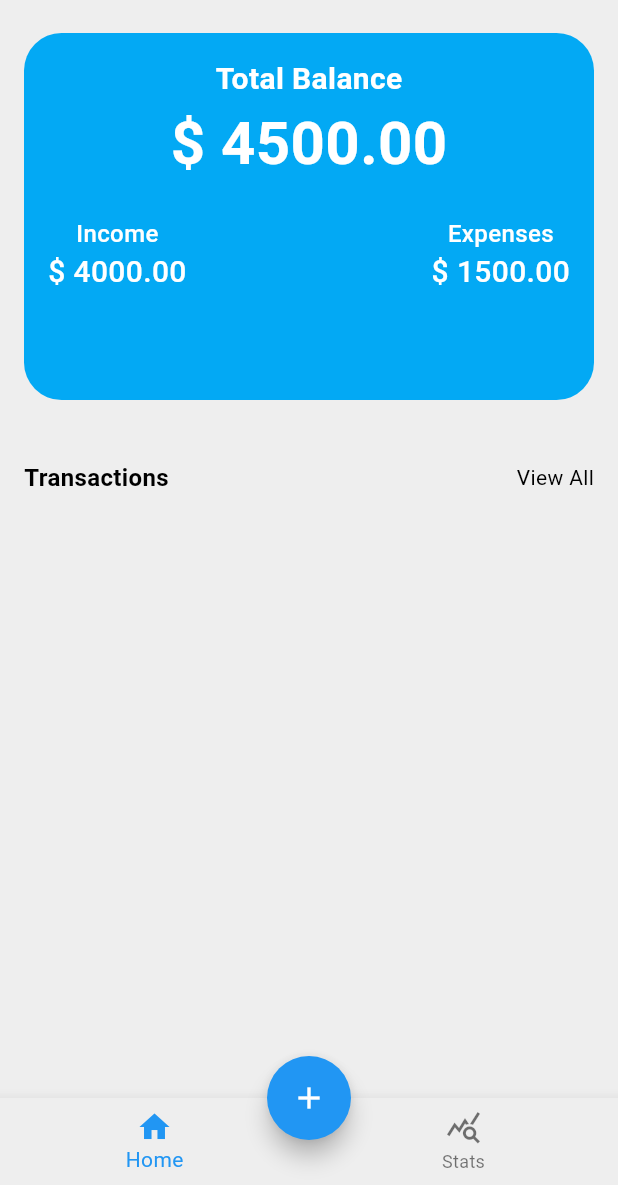
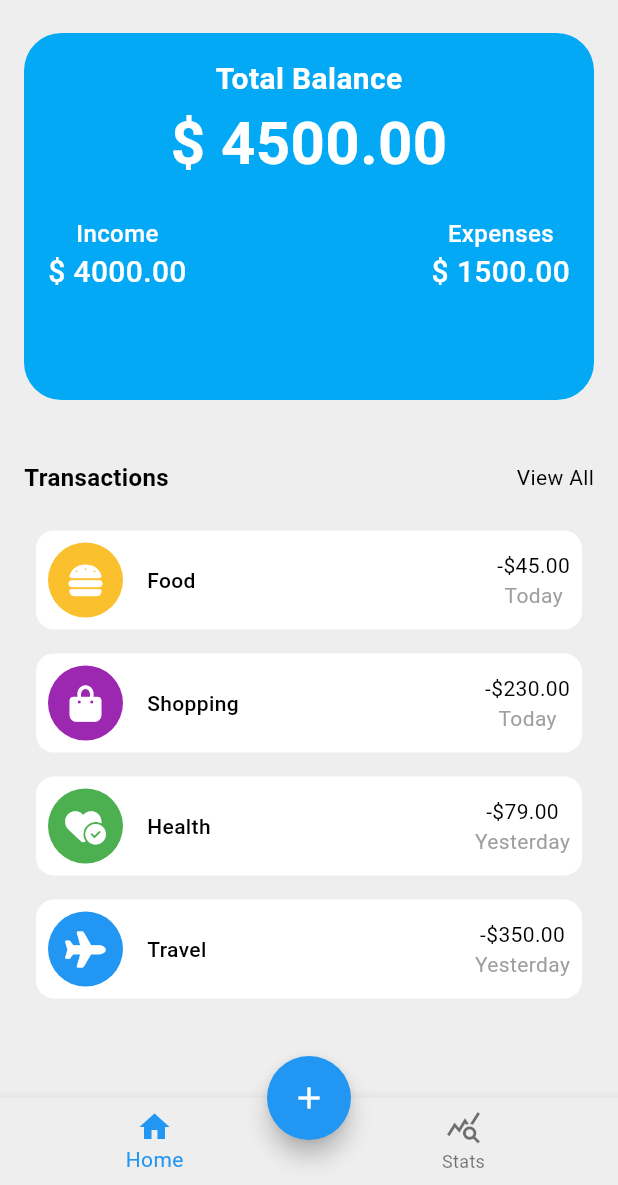
Before and after one commit to RustamHabibovv/expense_tracker, a Flutter app: the screen it shows after launch, on a phone screen of 412 x 824 dp, the part 51-1236 px from its top. Run offline on Flutter 3.47's test engine with Material 3 defaults, Android fonts, the phone set to English and light mode, and no system bars; our stand-ins replace font_awesome_flutter.

Commit message:
Transactions list view completed

```diff
--- /dev/null
+++ b/lib/data/data.dart
@@ -0,0 +1,34 @@
+
+import 'package:flutter/material.dart';
+import 'package:font_awesome_flutter/font_awesome_flutter.dart';
+
+List<Map<String, dynamic>> transactionsData = [
+  {
+    'icon': const FaIcon(FontAwesomeIcons.burger, color: Colors.white),
+    'color': Colors.yellow[700],
+    'name': 'Food',
+    'totalAmount': '-\$45.00',
+    'date': 'Today',
+  },
+  {
+    'icon': const FaIcon(FontAwesomeIcons.bagShopping, color: Colors.white),
+    'color': Colors.purple,
+    'name': 'Shopping',
+    'totalAmount': '-\$230.00',
+    'date': 'Today',
+  },
+  {
+    'icon': const FaIcon(FontAwesomeIcons.heartCircleCheck, color: Colors.white),
+    'color': Colors.green,
+    'name': 'Health',
+    'totalAmount': '-\$79.00',
+    'date': 'Yesterday',
+  },
+  {
+    'icon': const FaIcon(FontAwesomeIcons.plane, color: Colors.white),
+    'color': Colors.blue,
+    'name': 'Travel',
+    'totalAmount': '-\$350.00',
+    'date': 'Yesterday',
+  }
+];
--- a/lib/pages/budget.dart
+++ b/lib/pages/budget.dart
@@ -1,90 +1,47 @@
 import 'package:flutter/material.dart';
+import 'package:expense_tracker/data/data.dart';
+import 'package:expense_tracker/pages/stats.dart';
 
-
-class BudgetPage extends StatelessWidget {
+class BudgetPage extends StatefulWidget {
   const BudgetPage({super.key});
 
   @override
+  State<BudgetPage> createState() => _BudgetPageState();
+}
+
+class _BudgetPageState extends State<BudgetPage> {
+  int _currentIndex = 0; // To track the current index
+
+  // List of pages for navigation
+  final List<Widget> _pages = [
+    BudgetScreen(),
+    StatsScreen(),
+  ];
+
+  @override
   Widget build(BuildContext context) {
-    return  Scaffold(
-
+    return Scaffold(
       appBar: AppBar(
         elevation: 0,
         shadowColor: Colors.black,
         toolbarHeight: 40,
         leading: const Icon(Icons.wallet),
         titleSpacing: 0,
-        title: const Text('Budget',style: TextStyle(fontWeight: FontWeight.bold),),
-
-
+        title: const Text(
+          'Budget',
+          style: TextStyle(fontWeight: FontWeight.bold),
+        ),
       ),
-      body: Padding(
-        padding: const EdgeInsets.all(16.0),
-        child: Column(
-          children: [
-            Container(
-              width: MediaQuery.of(context).size.width,
-              height: MediaQuery.of(context).size.height/3-30,
-              decoration:  BoxDecoration(
-                color: Colors.lightBlue,
-                borderRadius: BorderRadius.circular(25),
-              ),
-              child: const Column(
-                children: [
-                  SizedBox(height: 16,),
-                  Text('Total Balance',style: TextStyle(color: Colors.white, fontWeight: FontWeight.w600, fontSize: 20),),
-
-                  Text('\$ 4500.00', style: TextStyle(color: Colors.white, fontWeight: FontWeight.w600, fontSize: 40),),
-
-                  Padding(
-                    padding: EdgeInsets.only(top: 20, left: 16),
-                    child: Row(
-                      mainAxisAlignment: MainAxisAlignment.spaceBetween,
-
-                      children: [
-                        Column(
-                          mainAxisAlignment: MainAxisAlignment.start,
-                          children: [
-                            Text('Income',style: TextStyle(color: Colors.white, fontWeight: FontWeight.w500, fontSize: 16),),
-                            Text('\$ 4000.00',style:TextStyle(color: Colors.white, fontWeight: FontWeight.w500, fontSize: 20))
-                          ],
-                        ),
-
-
-                        Padding(
-                          padding: EdgeInsets.only(right: 16),
-                          child: Column(
-
-                            children: [
-                              Text('Expenses',style: TextStyle(color: Colors.white, fontWeight: FontWeight.w500, fontSize: 16),),
-                              Text('\$ 1500.00',style:TextStyle(color: Colors.white, fontWeight: FontWeight.w500, fontSize: 20))
-                            ],
-                          ),
-                        )
-
-                      ],
-                    ),
-                  )
-
-                ],
-              ),
-            ),
-            const SizedBox(height: 40,),
-            const Row(
-              mainAxisAlignment: MainAxisAlignment.spaceBetween,
-              children: [
-                Text('Transactions',style: TextStyle(fontSize: 16,fontWeight: FontWeight.w600),),
-                Text('View All',style: TextStyle(fontSize: 14),)
-              ],
-            )
-          ],
-        ),
-
-      ),
-
+      body: _pages[_currentIndex], // Display the current page
 
       bottomNavigationBar: BottomNavigationBar(
-      items: const <BottomNavigationBarItem>[
+        currentIndex: _currentIndex,
+        onTap: (index) {
+          setState(() {
+            _currentIndex = index;
+          });
+        },
+        items: const <BottomNavigationBarItem>[
           BottomNavigationBarItem(
             icon: Icon(Icons.home),
             label: 'Home',
@@ -100,11 +57,178 @@ class BudgetPage extends StatelessWidget {
         onPressed: () {},
         shape: const CircleBorder(),
         child: const Icon(Icons.add),
-
       ),
-
-
-
     );
   }
 }
+
+class BudgetScreen extends StatelessWidget {
+  @override
+  Widget build(BuildContext context) {
+    return Padding(
+      padding: const EdgeInsets.all(16.0),
+      child: Column(
+        children: [
+          Container(
+            width: MediaQuery.of(context).size.width,
+            height: MediaQuery.of(context).size.height / 3 - 30,
+            decoration: BoxDecoration(
+              color: Colors.lightBlue,
+              borderRadius: BorderRadius.circular(25),
+            ),
+            child: const Column(
+              children: [
+                SizedBox(height: 16),
+                Text(
+                  'Total Balance',
+                  style: TextStyle(
+                      color: Colors.white,
+                      fontWeight: FontWeight.w600,
+                      fontSize: 20),
+                ),
+                Text(
+                  '\$ 4500.00',
+                  style: TextStyle(
+                      color: Colors.white,
+                      fontWeight: FontWeight.w600,
+                      fontSize: 40),
+                ),
+                Padding(
+                  padding: EdgeInsets.only(top: 20, left: 16),
+                  child: Row(
+                    mainAxisAlignment: MainAxisAlignment.spaceBetween,
+                    children: [
+                      Column(
+                        mainAxisAlignment: MainAxisAlignment.start,
+                        children: [
+                          Text(
+                            'Income',
+                            style: TextStyle(
+                                color: Colors.white,
+                                fontWeight: FontWeight.w500,
+                                fontSize: 16),
+                          ),
+                          Text('\$ 4000.00',
+                              style: TextStyle(
+                                  color: Colors.white,
+                                  fontWeight: FontWeight.w500,
+                                  fontSize: 20))
+                        ],
+                      ),
+                      Padding(
+                        padding: EdgeInsets.only(right: 16),
+                        child: Column(
+                          children: [
+                            Text(
+                              'Expenses',
+                              style: TextStyle(
+                                  color: Colors.white,
+                                  fontWeight: FontWeight.w500,
+                                  fontSize: 16),
+                            ),
+                            Text('\$ 1500.00',
+                                style: TextStyle(
+                                    color: Colors.white,
+                                    fontWeight: FontWeight.w500,
+                                    fontSize: 20))
+                          ],
+                        ),
+                      )
+                    ],
+                  ),
+                )
+              ],
+            ),
+          ),
+          const SizedBox(height: 40),
+          const Row(
+            mainAxisAlignment: MainAxisAlignment.spaceBetween,
+            children: [
+              Text(
+                'Transactions',
+                style: TextStyle(fontSize: 16, fontWeight: FontWeight.w600),
+              ),
+              Text(
+                'View All',
+                style: TextStyle(fontSize: 14),
+              )
+            ],
+          ),
+          const SizedBox(height: 16),
+          Expanded(
+            child: ListView.builder(
+              shrinkWrap: true,
+              padding: const EdgeInsets.all(8),
+              itemCount: transactionsData.length,
+              itemBuilder: (context, int i) {
+                return Padding(
+                  padding: const EdgeInsets.only(bottom: 16),
+                  child: Container(
+                    decoration: BoxDecoration(
+                      color: Colors.white,
+                      borderRadius: BorderRadius.circular(12),
+                    ),
+                    child: Row(
+                      mainAxisAlignment: MainAxisAlignment.spaceBetween,
+                      children: [
+                        Row(
+                          children: [
+                            Padding(
+                              padding: const EdgeInsets.all(8.0),
+                              child: Stack(
+                                alignment: Alignment.center,
+                                children: [
+                                  Container(
+                                    width: 50,
+                                    height: 50,
+                                    decoration: BoxDecoration(
+                                      color: transactionsData[i]['color'],
+                                      shape: BoxShape.circle,
+                                    ),
+                                  ),
+                                  transactionsData[i]['icon'],
+                                ],
+                              ),
+                            ),
+                            const SizedBox(width: 8),
+                            Text(
+                              transactionsData[i]['name'],
+                              style: const TextStyle(
+                                fontSize: 14,
+                                fontWeight: FontWeight.w500,
+                              ),
+                            ),
+                          ],
+                        ),
+                        Padding(
+                          padding: const EdgeInsets.only(right: 8),
+                          child: Column(
+                            children: [
+                              Text(
+                                transactionsData[i]['totalAmount'],
+                                style: const TextStyle(
+                                    fontSize: 14, fontWeight: FontWeight.w400),
+                              ),
+                              Text(
+                                transactionsData[i]['date'],
+                                style: const TextStyle(
+                                  fontSize: 14,
+                                  fontWeight: FontWeight.w400,
+                                  color: Colors.grey,
+                                ),
+                              )
+                            ],
+                          ),
+                        )
+                      ],
+                    ),
+                  ),
+                );
+              },
+            ),
+          ),
+        ],
+      ),
+    );
+  }
+}
--- /dev/null
+++ b/lib/pages/stats.dart
@@ -0,0 +1,10 @@
+import 'package:flutter/material.dart';
+
+class StatsScreen extends StatelessWidget {
+  const StatsScreen({super.key});
+
+  @override
+  Widget build(BuildContext context) {
+    return const Placeholder();
+  }
+}
--- a/pubspec.yaml
+++ b/pubspec.yaml
@@ -9,6 +9,7 @@ environment:
 dependencies:
   flutter:
     sdk: flutter
+  font_awesome_flutter: ^10.7.0
 
 dev_dependencies:
   flutter_test:
```
Also changed, not shown: pubspec.lock.
